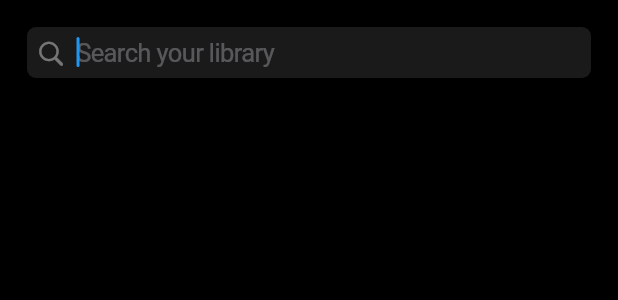
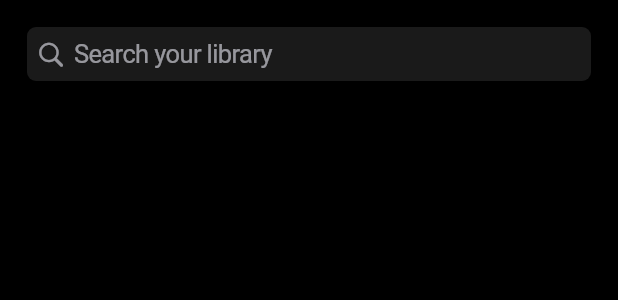
Before and after one commit to koel/player, a Flutter app: the SearchScreen widget shown alone on an empty page, opened directly, on a phone screen of 412 x 824 dp. Shown: the top 300 px of the screen. Run offline on Flutter 3.47's test engine with Material 2 defaults, Android fonts, the phone set to English and light mode, and no system bars; our stand-ins replace assets_audio_player, easy_debounce, rxdart, shared_preferences; accounts and stored records are empty; network calls fail.

Commit message:
feat(search): use CupertinoSearchTextField

```diff
--- a/lib/ui/screens/search.dart
+++ b/lib/ui/screens/search.dart
@@ -27,11 +27,13 @@ class _SearchScreenState extends State<SearchScreen> {
   List<Album> _albums = [];
 
   late SearchProvider searchProvider;
+  late TextEditingController _searchInputController;
 
   @override
   void initState() {
     super.initState();
     searchProvider = context.read();
+    _searchInputController = TextEditingController(text: '');
   }
 
   search(String keywords) => EasyDebounce.debounce(
@@ -64,26 +66,19 @@ class _SearchScreenState extends State<SearchScreen> {
     return Container(
       padding: EdgeInsets.all(AppDimens.horizontalPadding),
       color: Colors.black,
-      child: CupertinoTextField(
-        autofocus: true,
-        autocorrect: false,
+      child: CupertinoSearchTextField(
+        controller: _searchInputController,
         style: TextStyle(color: Colors.white),
         decoration: BoxDecoration(
           color: Colors.white.withOpacity(.1),
           borderRadius: BorderRadius.all(Radius.circular(6)),
         ),
-        prefix: Padding(
-          padding: EdgeInsets.only(left: 6),
-          child: Opacity(
-            opacity: .4,
-            child: Icon(
-              CupertinoIcons.search,
-              size: 20,
-            ),
-          ),
-        ),
         placeholder: 'Search your library',
         onChanged: search,
+        onSuffixTap: () {
+          _searchInputController.text = '';
+          this.setState(() => _initial = true);
+        },
       ),
     );
   }
```
